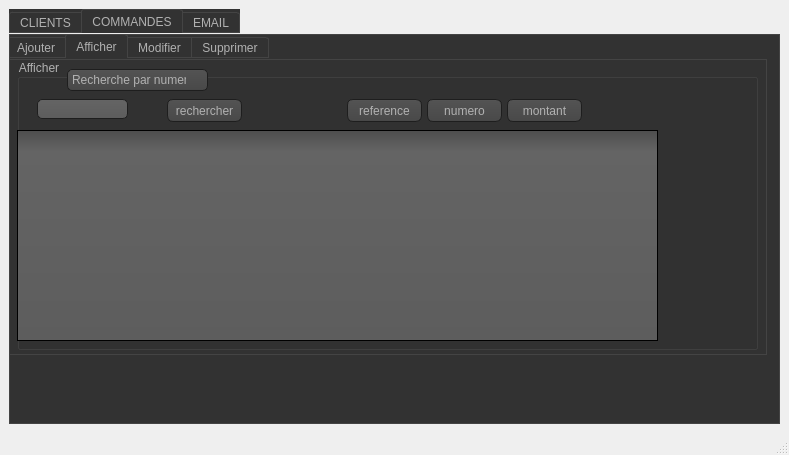
Qt form mainwindow.ui (Asma-Mab/Smart_Restaurant_2A24) before a commit.
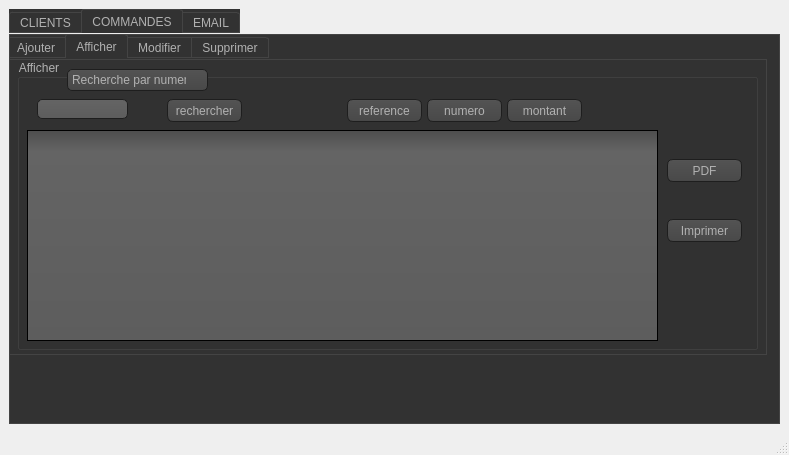
The same form after that commit. The open tabs and pages were chosen to show the change. Icons and pictures are not drawn.

Commit message: mise à jour

Patch:
```diff
--- a/mainwindow.ui
+++ b/mainwindow.ui
@@ -1256,9 +1256,9 @@
          <widget class="QTableView" name="table_commande">
           <property name="geometry">
            <rect>
-            <x>10</x>
+            <x>20</x>
             <y>70</y>
-            <width>641</width>
+            <width>631</width>
             <height>211</height>
            </rect>
           </property>
@@ -1362,6 +1362,32 @@
             </rect>
            </property>
           </widget>
+          <widget class="QPushButton" name="pushButton_19">
+           <property name="geometry">
+            <rect>
+             <x>650</x>
+             <y>100</y>
+             <width>75</width>
+             <height>23</height>
+            </rect>
+           </property>
+           <property name="text">
+            <string>PDF</string>
+           </property>
+          </widget>
+          <widget class="QPushButton" name="pushButton_20">
+           <property name="geometry">
+            <rect>
+             <x>650</x>
+             <y>160</y>
+             <width>75</width>
+             <height>23</height>
+            </rect>
+           </property>
+           <property name="text">
+            <string>Imprimer</string>
+           </property>
+          </widget>
          </widget>
          <zorder>groupBox_8</zorder>
          <zorder>table_commande</zorder>
```
Left out of the diff: 8 changed lines with no effect on the pictures. The commit also changes 2 other files.
